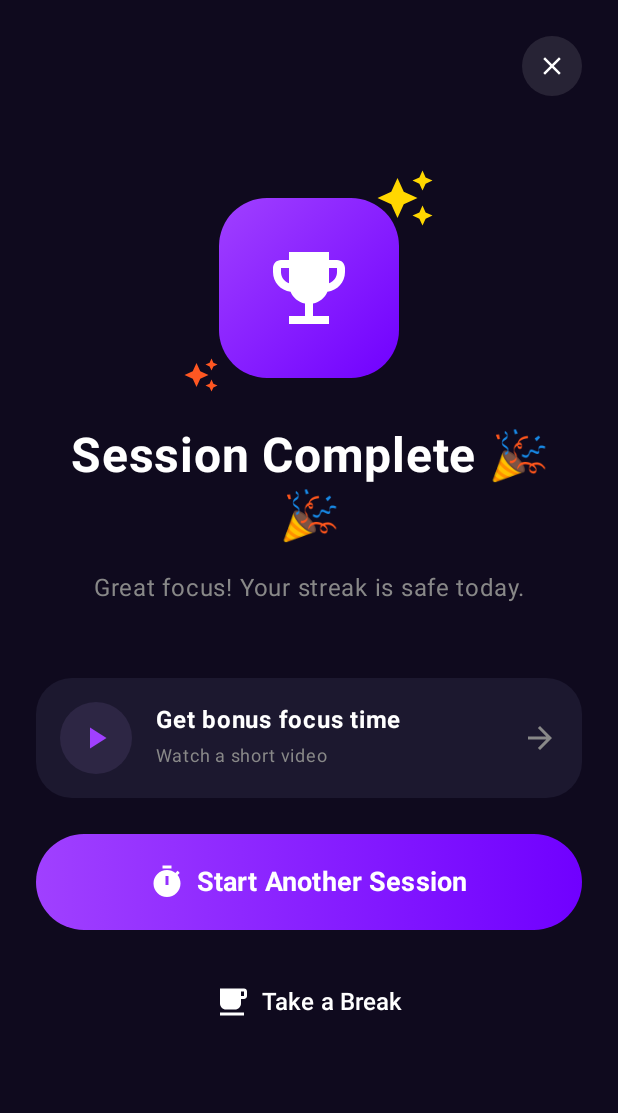
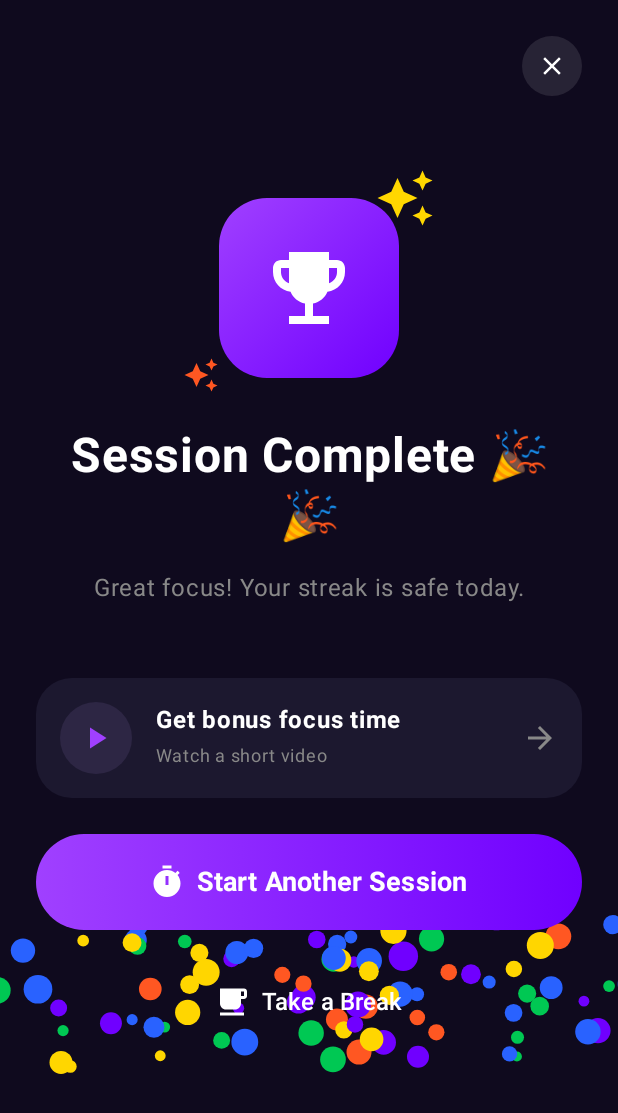
Before and after one commit to aasheesh333/FocusStreak, an Android app built with Jetpack Compose: the @Preview function SessionCompleteDialogPreview, on a phone screen of 412 x 824 dp. Shown: the top 1113 px of the screen. Run offline under Robolectric (Android 15) with nearby library versions, the phone set to English and light mode, and no system bars.

```diff
--- a/app/src/main/java/com/focusstreak/app/ui/SessionCompleteDialog.kt
+++ b/app/src/main/java/com/focusstreak/app/ui/SessionCompleteDialog.kt
@@ -29,16 +29,21 @@ import androidx.compose.ui.unit.sp
 import androidx.compose.ui.window.Dialog
 import androidx.compose.ui.window.DialogProperties
 import com.focusstreak.app.R
+import com.focusstreak.app.ui.components.ConfettiAnimation
 import com.focusstreak.app.ui.theme.FocusStreakTheme
 
 // --- Colors matching Home Screen Dark Theme ---
 private val DialogBackground = Color(0xFF0F0A1E)
-private val SurfaceColor = Color(0xFF1A1625) // Slightly lighter for cards/surfaces if needed, or stick to solid background
+private val SurfaceColor = Color(0xFF1A1625)
 private val TextWhite = Color.White
 private val TextGrey = Color(0xFF888888)
 private val AccentPurple = Color(0xFF7000FF)
 private val AccentPurpleLight = Color(0xFFA040FF)
-private val CardDarkBg = Color(0xFF1C182F) // For the Bonus Card
+private val CardDarkBg = Color(0xFF1C182F)
+
+// Re-define local color for now to avoid dependency issues if not in Theme.kt
+// Renaming to avoid conflict if file-level property is an issue
+private val DialogFireOrange = Color(0xFFFF5722)
 
 @Composable
 fun SessionCompleteDialog(
@@ -56,6 +61,12 @@ fun SessionCompleteDialog(
             modifier = Modifier.fillMaxSize(),
             color = DialogBackground
         ) {
+            Box(
+                modifier = Modifier.fillMaxSize()
+            ) {
+                // Confetti Animation behind content
+                ConfettiAnimation(modifier = Modifier.fillMaxSize())
+
                 Box(
                     modifier = Modifier
                         .fillMaxSize()
@@ -98,7 +109,7 @@ fun SessionCompleteDialog(
                              Icon(
                                 imageVector = Icons.Filled.AutoAwesome,
                                 contentDescription = null,
-                            tint = FireOrange,
+                                tint = DialogFireOrange,
                                 modifier = Modifier
                                     .size(24.dp)
                                     .align(Alignment.BottomStart)
@@ -251,9 +262,7 @@ fun SessionCompleteDialog(
             }
         }
     }
-
-// Re-define local color for now to avoid dependency issues if not in Theme.kt
-private val FireOrange = Color(0xFFFF5722)
+}
 
 @Preview
 @Composable
--- /dev/null
+++ b/app/src/main/java/com/focusstreak/app/ui/components/Confetti.kt
@@ -0,0 +1,98 @@
+package com.focusstreak.app.ui.components
+
+import androidx.compose.animation.core.*
+import androidx.compose.foundation.Canvas
+import androidx.compose.foundation.layout.fillMaxSize
+import androidx.compose.runtime.*
+import androidx.compose.ui.Modifier
+import androidx.compose.ui.geometry.Offset
+import androidx.compose.ui.geometry.Size
+import androidx.compose.ui.graphics.Color
+import androidx.compose.ui.graphics.drawscope.DrawScope
+import kotlin.math.PI
+import kotlin.math.cos
+import kotlin.math.sin
+import kotlin.random.Random
+
+// Reusable Confetti Animation
+@Composable
+fun ConfettiAnimation(
+    modifier: Modifier = Modifier,
+    durationMillis: Int = 3000
+) {
+    val particles = remember {
+        List(100) { ConfettiParticle() }
+    }
+
+    val transition = rememberInfiniteTransition()
+    // We actually want a one-shot animation usually, but infinite is easier to setup for continuous flow.
+    // For a "Burst", we can just use a LaunchedEffect to drive a single Animatable.
+
+    val progress = remember { Animatable(0f) }
+
+    LaunchedEffect(Unit) {
+        progress.animateTo(
+            targetValue = 1f,
+            animationSpec = tween(durationMillis, easing = LinearEasing)
+        )
+    }
+
+    Canvas(modifier = modifier.fillMaxSize()) {
+        val width = size.width
+        val height = size.height
+
+        particles.forEach { particle ->
+            particle.update(progress.value, width, height)
+            drawParticle(particle)
+        }
+    }
+}
+
+private class ConfettiParticle {
+    val startX = Random.nextFloat()
+    val startY = Random.nextFloat() * 0.5f - 0.5f // Start above screen or top half
+    val endX = startX + (Random.nextFloat() - 0.5f) * 0.5f
+    val endY = 1.2f // Fall below screen
+
+    val color = listOf(
+        Color(0xFFFF5722), // Orange
+        Color(0xFF7000FF), // Purple
+        Color(0xFF00C853), // Green
+        Color(0xFFFFD600), // Yellow
+        Color(0xFF2962FF)  // Blue
+    ).random()
+
+    val rotationSpeed = (Random.nextFloat() - 0.5f) * 20f
+    val size = Random.nextFloat() * 10f + 5f
+    val phase = Random.nextFloat() * 2 * PI
+
+    var currentX = 0f
+    var currentY = 0f
+    var currentRotation = 0f
+
+    fun update(progress: Float, width: Float, height: Float) {
+        // Simple linear interpolation with some noise
+        // Recalculate based on progress to avoid statefulness issues in DrawScope if possible,
+        // but here we are just mapping 0..1 to positions
+
+        // Add some "gravity" curve
+        val time = progress
+
+        // X follows linear + sine wave for flutter
+        currentX = (startX + (endX - startX) * time) * width + (sin(time * 10 + phase).toFloat() * 20f)
+
+        // Y follows gravity (accelerating)
+        currentY = (startY + (endY - startY) * time * time) * height
+
+        currentRotation = rotationSpeed * time * 360
+    }
+}
+
+private fun DrawScope.drawParticle(particle: ConfettiParticle) {
+    // Simple circle or rect
+    drawCircle(
+        color = particle.color,
+        center = Offset(particle.currentX, particle.currentY),
+        radius = particle.size
+    )
+}
--- a/app/src/main/java/com/focusstreak/app/viewmodel/ProgressViewModel.kt
+++ b/app/src/main/java/com/focusstreak/app/viewmodel/ProgressViewModel.kt
@@ -15,7 +15,7 @@ class ProgressViewModel(application: Application) : AndroidViewModel(application
 
     private val userPreferencesRepository: UserPreferencesRepository = (application as FocusStreakApplication).userPreferencesRepository
 
-    private val _userPreferences = MutableStateFlow(UserPreferences(emptySet(), 0, 0, 0, 25, "System", 9, 0, false, false, true))
+    private val _userPreferences = MutableStateFlow(UserPreferences(emptySet(), 0, 0, 0, 25, "System", 9, 0, false, false, true, 0))
     val userPreferences: StateFlow<UserPreferences> = _userPreferences
 
     private val _weekDays = MutableStateFlow<List<Triple<String, Boolean, Boolean>>>(emptyList())
```
Also changed, not shown: app/src/main/java/com/focusstreak/app/MainActivity.kt (+12 -1 lines), app/src/main/java/com/focusstreak/app/data/UserPreferencesRepository.kt (+13 -2 lines), app/src/main/java/com/focusstreak/app/ui/HomeScreen.kt (+15 -0 lines), app/src/main/java/com/focusstreak/app/viewmodel/HomeViewModel.kt (+40 -4 lines). Lines whose indentation alone changed are shown as unchanged.
